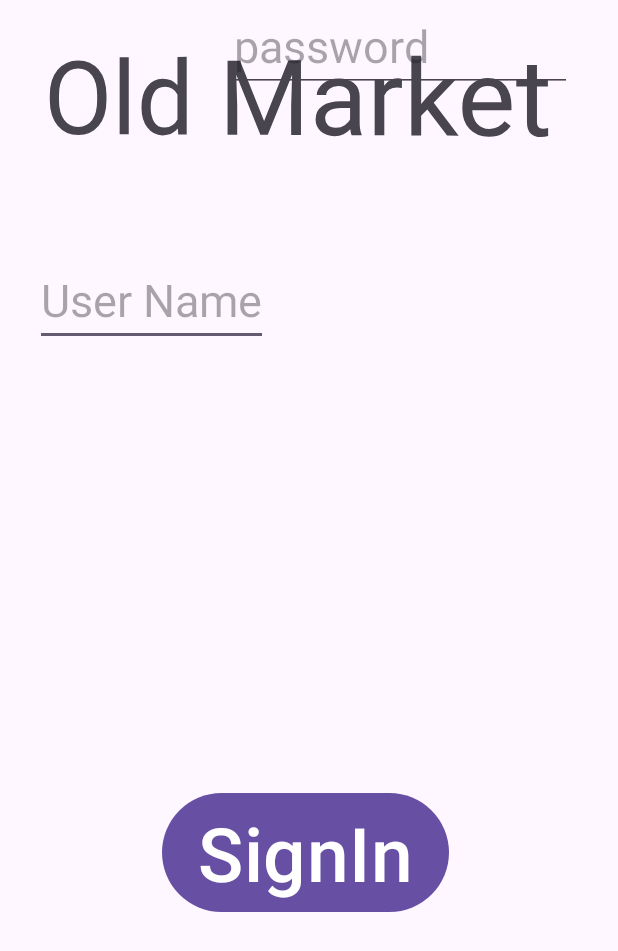
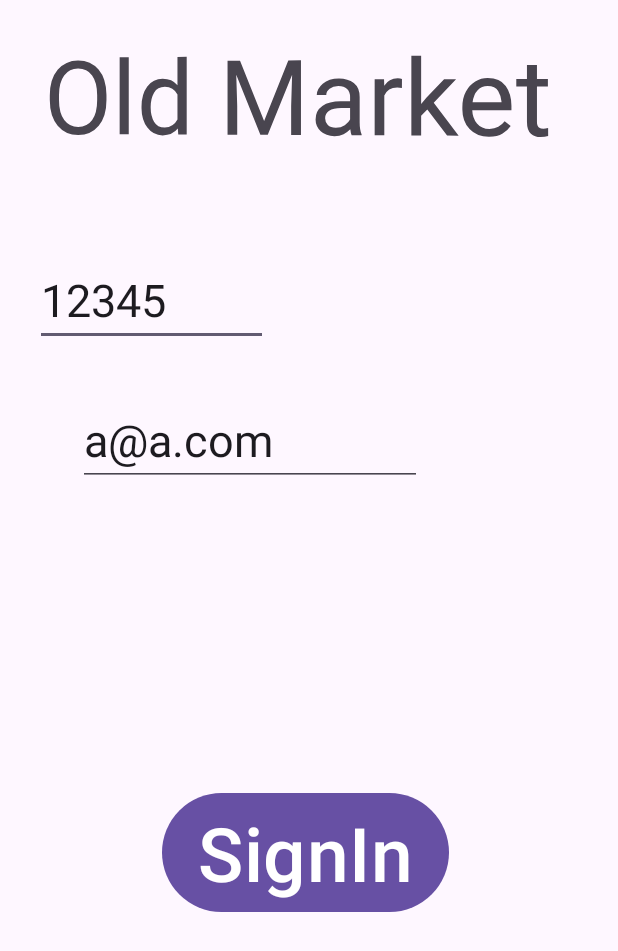
Before and after one commit to ediber/OldMarket4, an Android app: the SignUpActivity screen opened directly, with no data from a screen before it, after a tap on "SignUp", on a phone screen of 412 x 824 dp. Shown: the top 951 px of the screen. Run offline under Robolectric (Android 15) with nearby library versions, the phone set to English and light mode, and no system bars; our stand-ins replace Firebase (no records; nobody signed in at launch, a user with empty details on screens opened directly); 1 statement that could not run was skipped.

Commit message:
fixed issues with activities start

```diff
--- a/app/src/main/java/com/example/oldmarket4/activities/BaseActivity.java
+++ b/app/src/main/java/com/example/oldmarket4/activities/BaseActivity.java
@@ -17,7 +17,7 @@ public abstract class BaseActivity extends AppCompatActivity {
     @Override
     protected void onCreate(Bundle savedInstanceState) {
         super.onCreate(savedInstanceState);
-        setContentView(R.layout.activity_base);
+        //setContentView(R.layout.activity_base);
     }
 
     protected abstract void InitializeViews();
--- a/app/src/main/java/com/example/oldmarket4/activities/ProductsActivity.java
+++ b/app/src/main/java/com/example/oldmarket4/activities/ProductsActivity.java
@@ -22,6 +22,7 @@ public class ProductsActivity extends BaseActivity {
     @Override
     protected void onCreate(Bundle savedInstanceState) {
         super.onCreate(savedInstanceState);
+        setContentView(R.layout.activity_products);
 
 
           InitializeViews();
--- a/app/src/main/java/com/example/oldmarket4/activities/SignInActivity.java
+++ b/app/src/main/java/com/example/oldmarket4/activities/SignInActivity.java
@@ -49,6 +49,8 @@ public class SignInActivity extends BaseActivity {
             @Override
             public void onChanged(User user) {
                 BaseActivity.currentUser = user;
+                Intent intent = new Intent(SignInActivity.this, ProductsActivity.class);
+                startActivity(intent);
             }
         });
     }
@@ -61,10 +63,6 @@ public class SignInActivity extends BaseActivity {
                                         @Override
                                         public void onClick(View v) {
                                             viewModel.SignIn(etUserName.getText().toString(), etSisma.getText().toString());
-
-                                            Intent intent = new Intent(SignInActivity.this,ProductsActivity.class);
-                                            startActivity(intent);
-
                                         }
                                     }
         );
--- a/app/src/main/java/com/example/oldmarket4/activities/SignUpActivity.java
+++ b/app/src/main/java/com/example/oldmarket4/activities/SignUpActivity.java
@@ -1,7 +1,7 @@
 package com.example.oldmarket4.activities;
 
 
-import androidx.appcompat.app.AppCompatActivity;
+import androidx.lifecycle.Observer;
 import androidx.lifecycle.ViewModelProvider;
 
 import android.content.Intent;
@@ -62,8 +62,7 @@ public class SignUpActivity extends BaseActivity {
                 //........//
 
                 viewModel.add(user);
-                Intent intent=new Intent(SignUpActivity.this,SignInActivity.class);
-                startActivity(intent);
+
             }
 
 
@@ -73,5 +72,13 @@ public class SignUpActivity extends BaseActivity {
 
     private  void setObservers(){
         viewModel = new ViewModelProvider(this).get(UserViewModel.class);
+
+        viewModel.getSuccessOperation().observe(this, new Observer<Boolean>() {
+            @Override
+            public void onChanged(Boolean aBoolean) {
+                Intent intent=new Intent(SignUpActivity.this,SignInActivity.class);
+                startActivity(intent);
+            }
+        });
     }
 }
--- a/app/src/main/res/layout/activity_products.xml
+++ b/app/src/main/res/layout/activity_products.xml
@@ -33,8 +33,10 @@
         android:id="@+id/fabAdd"
         android:layout_width="wrap_content"
         android:layout_height="wrap_content"
+        android:layout_marginEnd="44dp"
+        android:layout_marginBottom="36dp"
         android:clickable="true"
-        app:layout_constraintBottom_toBottomOf="@+id/rvProducts"
-        app:layout_constraintEnd_toEndOf="@+id/rvProducts"
+        app:layout_constraintBottom_toBottomOf="parent"
+        app:layout_constraintEnd_toEndOf="parent"
         app:srcCompat="@android:drawable/ic_input_add" />
 </androidx.constraintlayout.widget.ConstraintLayout>
--- a/app/src/main/res/layout/activity_sign_in.xml
+++ b/app/src/main/res/layout/activity_sign_in.xml
@@ -38,6 +38,7 @@
         android:layout_height="wrap_content"
         android:layout_marginTop="52dp"
         android:hint="User Name"
+        android:text="12345"
         android:textSize="30dp"
         app:layout_constraintStart_toStartOf="@+id/textView"
         app:layout_constraintTop_toBottomOf="@+id/textView" />
@@ -46,10 +47,12 @@
         android:id="@+id/etSisma"
         android:layout_width="229dp"
         android:layout_height="0dp"
-        android:layout_marginStart="152dp"
+        android:layout_marginStart="52dp"
+        android:layout_marginTop="32dp"
         android:hint="password"
+        android:text="a@a.com"
         android:textSize="30dp"
         app:layout_constraintStart_toStartOf="parent"
-        tools:layout_editor_absoluteY="271dp" />
+        app:layout_constraintTop_toBottomOf="@+id/etUserName" />
 
 </androidx.constraintlayout.widget.ConstraintLayout>
```
Also changed, not shown: 1 other file.
